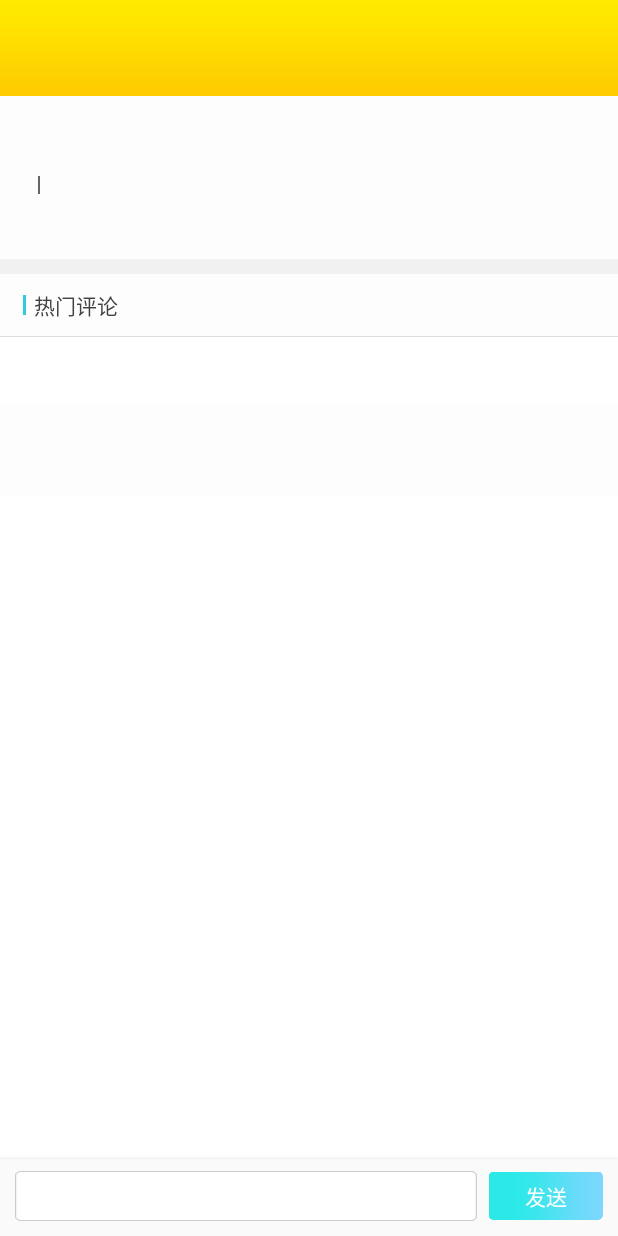
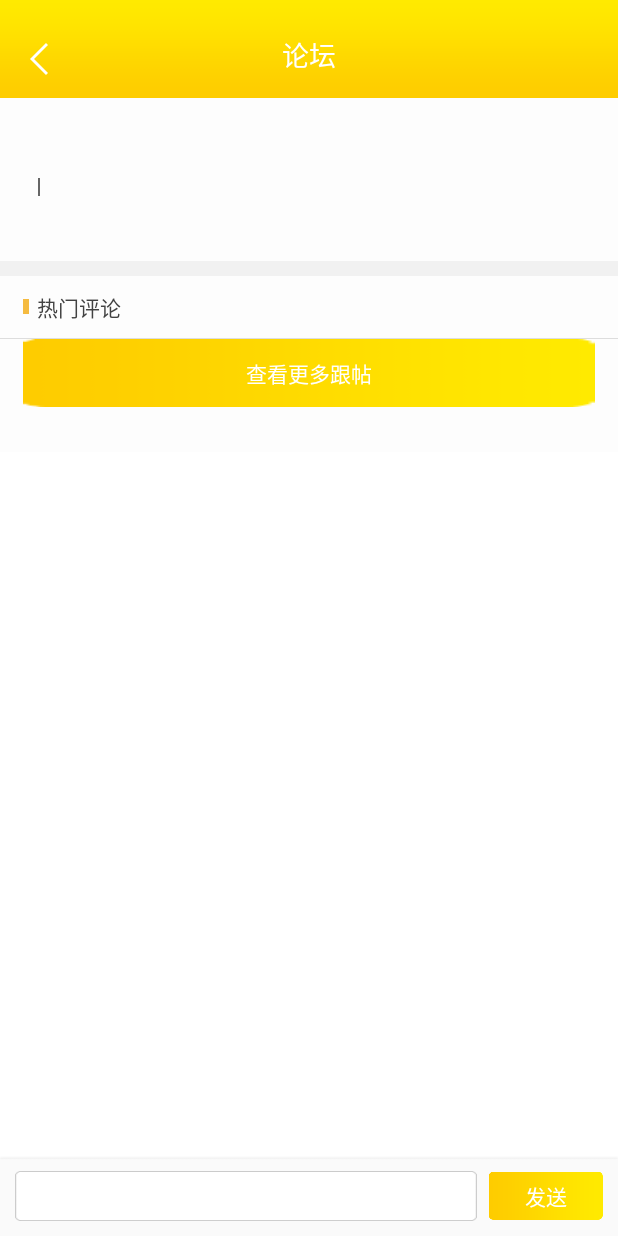
Before and after one commit to display822/beadTest, an Android app: the layout activity_details_by_forum.xml on its own in the app's theme, with its tools: preview values and no code run, on a phone screen of 412 x 824 dp. Run offline under Robolectric (Android 15) with nearby library versions, the phone set to English and light mode, and no system bars.

Commit message:
评论界面更改

```diff
--- a/app/src/main/java/com/dreamwallet/fragment/ForumFragment.java
+++ b/app/src/main/java/com/dreamwallet/fragment/ForumFragment.java
@@ -31,6 +31,7 @@ import com.dreamwallet.widget.OnNoDoubleClickListener;
 import com.example.skn.framework.base.BaseFragment;
 import com.example.skn.framework.http.Api;
 import com.example.skn.framework.http.RequestCallBack;
+import com.example.skn.framework.util.AppUtil;
 import com.example.skn.framework.util.DataUtil;
 import com.scwang.smartrefresh.layout.api.RefreshLayout;
 import com.scwang.smartrefresh.layout.listener.OnRefreshLoadmoreListener;
@@ -72,6 +73,7 @@ public class ForumFragment extends BaseFragment {
         layoutBinding = DataBindingUtil.inflate(LayoutInflater.from(mActivity), R.layout.layout_find_fragment_group_layout, null, false);
         layoutBinding.llDetail.setVisibility(View.GONE);
         forumAdapter = new ForumAdapter(mActivity, data, R.layout.item_forum);
+        binding.rlForum.setDivider(null);
         binding.rlForum.addHeaderView(layoutBinding.getRoot());
         binding.rlForum.setAdapter(forumAdapter);
         binding.refresh.setOnRefreshLoadmoreListener(new OnRefreshLoadmoreListener() {
@@ -130,6 +132,8 @@ public class ForumFragment extends BaseFragment {
                                 Glide.with(mActivity).load(b.getTitleImg()).placeholder(R.drawable.ic_banner_holder).
                                         error(R.drawable.ic_banner_holder).bitmapTransform(new GlideRoundBitmap(mActivity, 8)).into(iv);
                                 imgs.add(iv);
+                                iv.setOnClickListener(view ->
+                                        AppUtil.startWeb(mActivity, b.getUrl()));
                             }
                             layoutBinding.banner2.setPageMargin(25);
                             layoutBinding.banner2.setAdapter(new GalleryAdapter(imgs));
--- a/app/src/main/java/com/dreamwallet/fragment/InformationFragment.java
+++ b/app/src/main/java/com/dreamwallet/fragment/InformationFragment.java
@@ -29,6 +29,7 @@ import com.dreamwallet.widget.OnNoDoubleClickListener;
 import com.example.skn.framework.base.BaseFragment;
 import com.example.skn.framework.http.Api;
 import com.example.skn.framework.http.RequestCallBack;
+import com.example.skn.framework.util.AppUtil;
 import com.example.skn.framework.util.DataUtil;
 import com.scwang.smartrefresh.layout.api.RefreshLayout;
 import com.scwang.smartrefresh.layout.listener.OnRefreshLoadmoreListener;
@@ -123,6 +124,9 @@ public class InformationFragment extends BaseFragment {
                                 Glide.with(mActivity).load(b.getTitleImg()).placeholder(R.drawable.ic_banner_holder).
                                         error(R.drawable.ic_banner_holder).bitmapTransform(new GlideRoundBitmap(mActivity, 8)).into(iv);
                                 imgs.add(iv);
+                                iv.setOnClickListener(view ->
+                                        AppUtil.startWeb(mActivity, b.getUrl())
+                                );
                             }
                             layoutBinding.banner2.setPageMargin(25);
                             layoutBinding.banner2.setAdapter(new GalleryAdapter(imgs));
--- a/app/src/main/res/layout/activity_details_by_forum.xml
+++ b/app/src/main/res/layout/activity_details_by_forum.xml
@@ -16,7 +16,35 @@
         android:layout_height="match_parent"
         android:orientation="vertical">
 
-        <include layout="@layout/layout_toolbar" />
+        <RelativeLayout
+            android:layout_width="match_parent"
+            android:layout_height="@dimen/loans_height"
+            android:orientation="horizontal"
+            android:background="@drawable/title_bg"
+            >
+
+            <ImageView
+                android:id="@+id/title_back"
+                android:layout_width="wrap_content"
+                android:layout_height="wrap_content"
+                android:src="@drawable/ic_back"
+                android:layout_gravity="bottom"
+                android:layout_alignParentBottom="true"
+                android:layout_marginLeft="20dp"
+                android:layout_marginBottom="15dp"
+                />
+            <TextView
+                android:id="@+id/title_tv"
+                android:layout_width="wrap_content"
+                android:layout_height="wrap_content"
+                android:textColor="@color/color_FFFFFF"
+                android:textSize="18sp"
+                android:text="论坛"
+                android:layout_centerHorizontal="true"
+                android:layout_alignParentBottom="true"
+                android:layout_marginBottom="15dp"
+                />
+        </RelativeLayout>
 
         <FrameLayout
             android:layout_width="match_parent"
@@ -93,16 +121,28 @@
                         android:layout_marginTop="10dp"
                         android:background="@color/color_f1f1f1" />
 
-                    <TextView
+
+                    <LinearLayout
                         android:layout_width="wrap_content"
                         android:layout_height="wrap_content"
-                        android:layout_marginEnd="15dp"
-                        android:layout_marginStart="15dp"
                         android:layout_marginTop="10dp"
-                        android:drawablePadding="5dp"
-                        android:drawableStart="@drawable/ic_blue"
-                        android:text="热门评论" />
+                        android:orientation="horizontal"
+                        >
 
+                        <View
+                            android:layout_width="4dp"
+                            android:layout_height="10dp"
+                            android:layout_marginLeft="15dp"
+                            android:layout_gravity="center_vertical"
+                            android:background="@color/main_color"/>
+
+                         <TextView
+                            android:layout_width="wrap_content"
+                            android:layout_height="wrap_content"
+                            android:layout_marginEnd="15dp"
+                            android:layout_marginStart="5dp"
+                            android:text="热门评论" />
+                    </LinearLayout>
                     <View
                         android:layout_width="match_parent"
                         android:layout_height="0.5dp"
@@ -119,8 +159,10 @@
                         android:id="@+id/tv_show_all_comment"
                         android:layout_width="match_parent"
                         android:layout_height="wrap_content"
-                        android:layout_marginBottom="60dp"
-                        android:background="@color/color_FFFFFF"
+                        android:layout_marginBottom="30dp"
+                        android:layout_marginLeft="15dp"
+                        android:layout_marginRight="15dp"
+                        android:background="@drawable/bg_login_verify"
                         android:gravity="center"
                         android:padding="12dp"
                         android:text="查看更多跟帖"
@@ -154,7 +196,7 @@
                     android:layout_width="wrap_content"
                     android:layout_height="wrap_content"
                     android:layout_marginStart="8dp"
-                    android:background="@drawable/bg_comment_send"
+                    android:background="@drawable/bg_login_verify"
                     android:gravity="center"
                     android:text="发送"
                     android:textColor="@color/color_FFFFFF" />
--- a/app/src/main/res/layout/fragment_forum.xml
+++ b/app/src/main/res/layout/fragment_forum.xml
@@ -22,8 +22,8 @@
 
         <ImageView
             android:id="@+id/add_forum"
-            android:layout_width="wrap_content"
-            android:layout_height="wrap_content"
+            android:layout_width="60dp"
+            android:layout_height="60dp"
             android:scaleType="centerCrop"
             android:layout_gravity="bottom|right"
             android:layout_marginBottom="50dp"
--- a/app/src/main/res/layout/item_information.xml
+++ b/app/src/main/res/layout/item_information.xml
@@ -86,8 +86,8 @@
         <View
             android:layout_width="match_parent"
             android:layout_height="0.5dp"
-            android:paddingLeft="30dp"
-            android:paddingRight="30dp"
+            android:layout_marginRight="15dp"
+            android:layout_marginLeft="15dp"
             android:layout_below="@id/ll_item"
             android:background="@color/color_f1f1f1"
             />
```
Also changed, not shown: app/src/main/java/com/dreamwallet/activity/AddForumActivity.java (+6 -7 lines), app/src/main/java/com/dreamwallet/activity/DetailsActivity.java (+6 -6 lines), app/src/main/java/com/dreamwallet/activity/DetailsByForumActivity.java (+7 -7 lines), app/src/main/res/layout/activity_add_forum.xml (+30 -2 lines), app/src/main/res/layout/activity_details.xml (+29 -1 lines), app/src/main/res/layout/item_forum.xml (+12 -10 lines), app/src/main/res/drawable-xhdpi/ic_add_forum.png, app/src/main/res/drawable-xhdpi/ic_message.png, app/src/main/res/drawable-xxhdpi/ic_add_forum.png (deleted), app/src/main/res/drawable-xxhdpi/ic_message.png.
